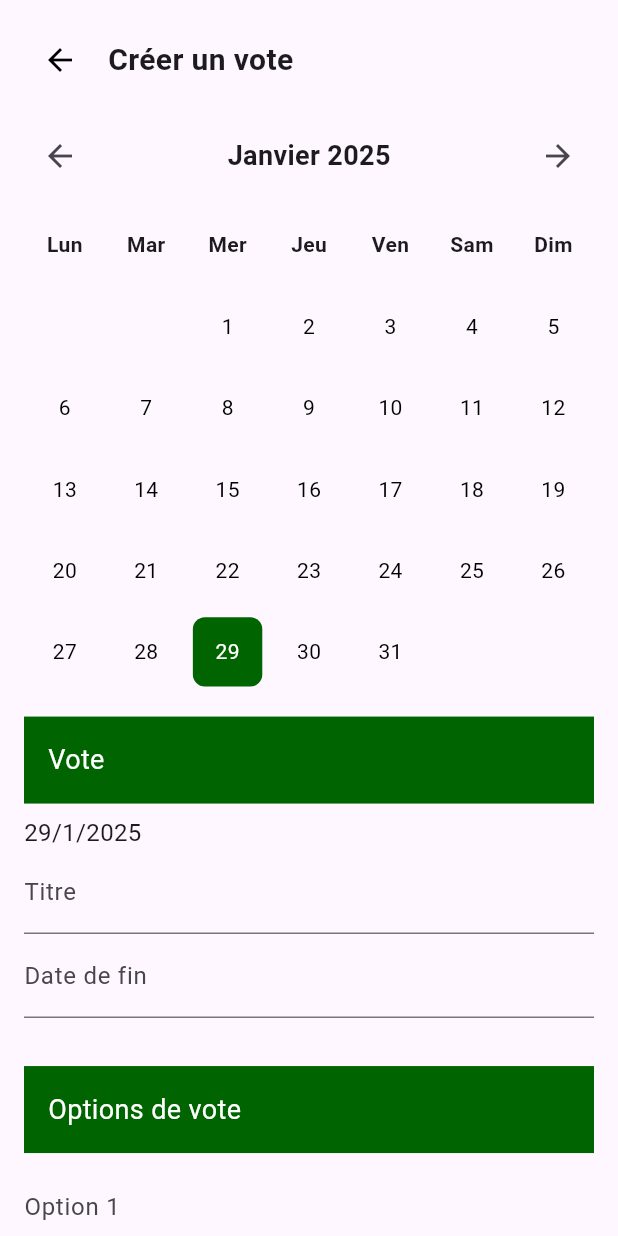
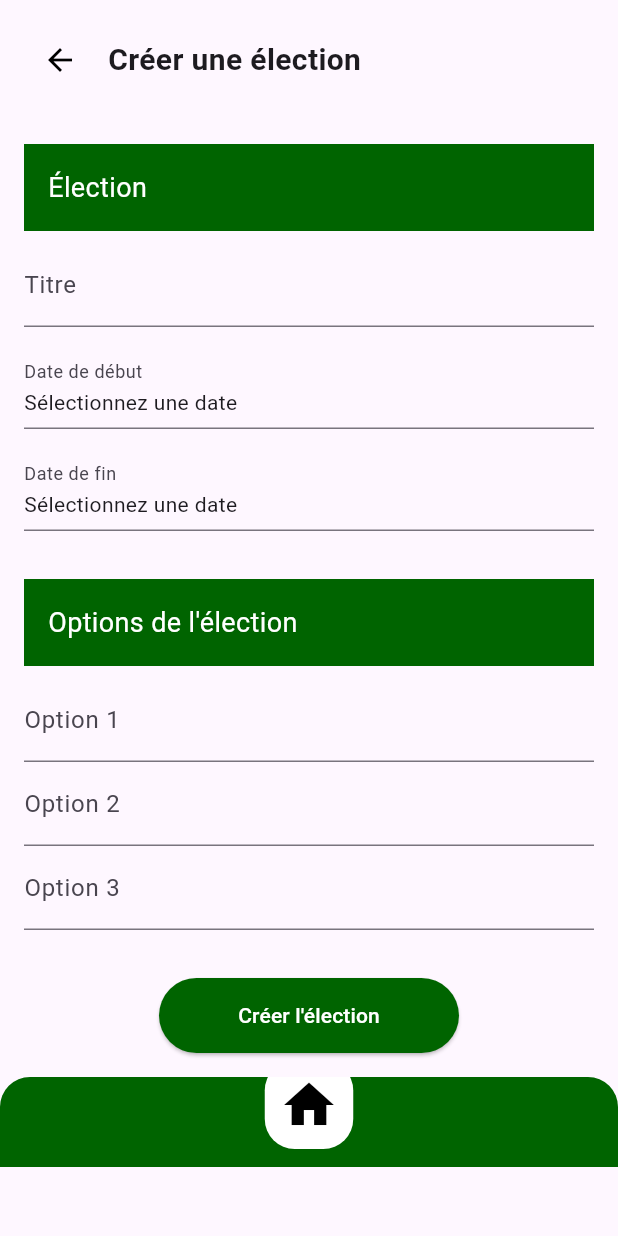
Before and after one commit to Mardino229/TP-Flutter-Voting-App, a Flutter app: the CreateVotePage screen opened by its route, on a phone screen of 412 x 824 dp. Run offline on Flutter 3.47's test engine with Material 3 defaults, Android fonts, the phone set to English and light mode, and no system bars; our stand-ins replace go_router.

Commit message:
creer election update

```diff
--- a/Optivote/lib/Ajouter_vote/creation_vote.dart
+++ b/Optivote/lib/Ajouter_vote/creation_vote.dart
@@ -6,23 +6,12 @@ class CreateVotePage extends StatefulWidget {
 }
 
 class _CreateVotePageState extends State<CreateVotePage> {
-  DateTime _selectedDay = DateTime.now(); // Jour sélectionné
-  DateTime _currentMonth = DateTime.now(); // Mois actuellement affiché
+  DateTime? _startDate; // Date de début
+  DateTime? _endDate; // Date de fin
   int minAge = 18; // Âge minimum requis pour voter
   String location = ""; // Localisation des votants
 
   final Color _darkGreen = Color(0xFF006400);
-
-  // Liste des jours de la semaine
-  final List<String> _daysOfWeek = [
-    "Lun",
-    "Mar",
-    "Mer",
-    "Jeu",
-    "Ven",
-    "Sam",
-    "Dim"
-  ];
 
   @override
   Widget build(BuildContext context) {
@@ -31,7 +20,6 @@ class _CreateVotePageState extends State<CreateVotePage> {
         child: Column(
           children: [
             _buildHeader(),
-            _buildCalendar(),
             _buildVoteForm(),
             _buildVoteOptions(),
             _buildCreateButton(),
@@ -42,7 +30,7 @@ class _CreateVotePageState extends State<CreateVotePage> {
     );
   }
 
-  // Section 1 : Bouton de retour et titre "Créer un vote"
+  // Section 1 : Bouton de retour et titre "Créer une élection"
   Widget _buildHeader() {
     return Padding(
       padding: const EdgeInsets.all(16.0),
@@ -57,112 +45,8 @@ class _CreateVotePageState extends State<CreateVotePage> {
           ),
           SizedBox(width: 8),
           Text(
-            "Créer un vote",
+            "Créer une élection", // Changement du titre
             style: TextStyle(fontSize: 20, fontWeight: FontWeight.bold),
-          ),
-        ],
-      ),
-    );
-  }
-
-  // Section 2 : Calendrier défilant
-  Widget _buildCalendar() {
-    // Nombre de jours dans le mois actuel
-    int daysInMonth =
-        DateTime(_currentMonth.year, _currentMonth.month + 1, 0).day;
-
-    // Premier jour du mois
-    DateTime firstDayOfMonth =
-        DateTime(_currentMonth.year, _currentMonth.month, 1);
-
-    // Jour de la semaine du premier jour du mois (0 = Lundi, 6 = Dimanche)
-    int startingWeekday = firstDayOfMonth.weekday - 1;
-
-    return Padding(
-      padding: const EdgeInsets.symmetric(horizontal: 16.0),
-      child: Column(
-        children: [
-          // Mois et année avec flèches de navigation
-          Row(
-            mainAxisAlignment: MainAxisAlignment.spaceBetween,
-            children: [
-              IconButton(
-                icon: Icon(Icons.arrow_back),
-                onPressed: () {
-                  setState(() {
-                    _currentMonth =
-                        DateTime(_currentMonth.year, _currentMonth.month - 1);
-                  });
-                },
-              ),
-              Text(
-                "${_getMonthName(_currentMonth.month)} ${_currentMonth.year}",
-                style: TextStyle(fontSize: 18, fontWeight: FontWeight.bold),
-              ),
-              IconButton(
-                icon: Icon(Icons.arrow_forward),
-                onPressed: () {
-                  setState(() {
-                    _currentMonth =
-                        DateTime(_currentMonth.year, _currentMonth.month + 1);
-                  });
-                },
-              ),
-            ],
-          ),
-          SizedBox(height: 8),
-          // Grille des jours de la semaine et des dates
-          GridView.builder(
-            shrinkWrap: true,
-            physics: NeverScrollableScrollPhysics(),
-            gridDelegate: SliverGridDelegateWithFixedCrossAxisCount(
-              crossAxisCount: 7,
-              childAspectRatio: 1.0,
-            ),
-            itemCount: _daysOfWeek.length + daysInMonth + startingWeekday,
-            itemBuilder: (context, index) {
-              if (index < _daysOfWeek.length) {
-                // Afficher les jours de la semaine
-                return Center(
-                  child: Text(
-                    _daysOfWeek[index],
-                    style: TextStyle(fontWeight: FontWeight.bold),
-                  ),
-                );
-              } else if (index < _daysOfWeek.length + startingWeekday) {
-                // Cases vides avant le premier jour du mois
-                return Container();
-              } else {
-                // Afficher les jours du mois
-                int day = index - _daysOfWeek.length - startingWeekday + 1;
-                bool isSelected = _selectedDay.day == day &&
-                    _selectedDay.month == _currentMonth.month;
-
-                return GestureDetector(
-                  onTap: () {
-                    setState(() {
-                      _selectedDay = DateTime(
-                          _currentMonth.year, _currentMonth.month, day);
-                    });
-                  },
-                  child: Container(
-                    margin: EdgeInsets.all(4),
-                    decoration: BoxDecoration(
-                      color: isSelected ? _darkGreen : Colors.transparent,
-                      borderRadius: BorderRadius.circular(8),
-                    ),
-                    child: Center(
-                      child: Text(
-                        "$day",
-                        style: TextStyle(
-                          color: isSelected ? Colors.white : Colors.black,
-                        ),
-                      ),
-                    ),
-                  ),
-                );
-              }
-            },
           ),
         ],
       ),
@@ -181,20 +65,67 @@ class _CreateVotePageState extends State<CreateVotePage> {
             padding: EdgeInsets.all(16),
             color: _darkGreen,
             child: Text(
-              "Vote",
+              "Élection", // Changement du titre
               style: TextStyle(color: Colors.white, fontSize: 18),
             ),
           ),
           SizedBox(height: 8),
-          Text(
-            "${_selectedDay.day}/${_selectedDay.month}/${_selectedDay.year}",
-            style: TextStyle(fontSize: 16),
-          ),
           TextFormField(
             decoration: InputDecoration(labelText: "Titre"),
           ),
-          TextFormField(
-            decoration: InputDecoration(labelText: "Date de fin"),
+          SizedBox(height: 16),
+          // Champ pour la date de début avec sélecteur de date
+          InkWell(
+            onTap: () async {
+              final DateTime? pickedDate = await showDatePicker(
+                context: context,
+                initialDate: _startDate ?? DateTime.now(),
+                firstDate: DateTime.now(),
+                lastDate: DateTime(2100),
+              );
+              if (pickedDate != null) {
+                setState(() {
+                  _startDate = pickedDate;
+                });
+              }
+            },
+            child: InputDecorator(
+              decoration: InputDecoration(
+                labelText: "Date de début",
+              ),
+              child: Text(
+                _startDate != null
+                    ? "${_startDate!.day}/${_startDate!.month}/${_startDate!.year}"
+                    : "Sélectionnez une date",
+              ),
+            ),
+          ),
+          SizedBox(height: 16),
+          // Champ pour la date de fin avec sélecteur de date
+          InkWell(
+            onTap: () async {
+              final DateTime? pickedDate = await showDatePicker(
+                context: context,
+                initialDate: _endDate ?? DateTime.now(),
+                firstDate: DateTime.now(),
+                lastDate: DateTime(2100),
+              );
+              if (pickedDate != null) {
+                setState(() {
+                  _endDate = pickedDate;
+                });
+              }
+            },
+            child: InputDecorator(
+              decoration: InputDecoration(
+                labelText: "Date de fin",
+              ),
+              child: Text(
+                _endDate != null
+                    ? "${_endDate!.day}/${_endDate!.month}/${_endDate!.year}"
+                    : "Sélectionnez une date",
+              ),
+            ),
           ),
         ],
       ),
@@ -213,7 +144,7 @@ class _CreateVotePageState extends State<CreateVotePage> {
             padding: EdgeInsets.all(16),
             color: _darkGreen,
             child: Text(
-              "Options de vote",
+              "Options de l'élection",
               style: TextStyle(color: Colors.white, fontSize: 18),
             ),
           ),
@@ -247,7 +178,7 @@ class _CreateVotePageState extends State<CreateVotePage> {
                       Icon(Icons.check_circle, color: _darkGreen, size: 50),
                       SizedBox(height: 16),
                       Text(
-                          "Votre vote a bien été créé ! Optivote vous permet de le suivre."),
+                          "Votre élection a bien été créée ! Optivote vous permet de la suivre."),
                     ],
                   ),
                   actions: [
@@ -263,7 +194,7 @@ class _CreateVotePageState extends State<CreateVotePage> {
             );
           },
           child: Text(
-            "Créer le vote",
+            "Créer l'élection", // Changement du texte du bouton
             style: TextStyle(color: Colors.white),
           ),
         ),
@@ -303,36 +234,4 @@ class _CreateVotePageState extends State<CreateVotePage> {
       ),
     );
   }
-
-  // Méthode pour obtenir le nom du mois
-  String _getMonthName(int month) {
-    switch (month) {
-      case 1:
-        return "Janvier";
-      case 2:
-        return "Février";
-      case 3:
-        return "Mars";
-      case 4:
-        return "Avril";
-      case 5:
-        return "Mai";
-      case 6:
-        return "Juin";
-      case 7:
-        return "Juillet";
-      case 8:
-        return "Août";
-      case 9:
-        return "Septembre";
-      case 10:
-        return "Octobre";
-      case 11:
-        return "Novembre";
-      case 12:
-        return "Décembre";
-      default:
-        return "";
-    }
-  }
 }
```
Also changed, not shown: Optivote/lib/pages/welcome.dart (+45 -33 lines).
